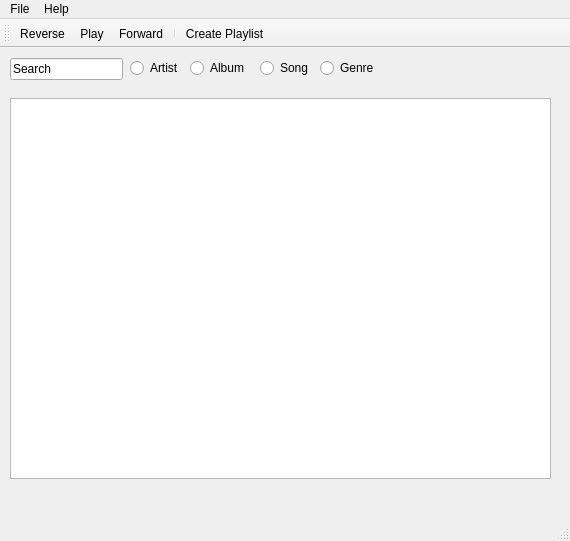
Above: musicDatabase/mainwindow.ui from cole1717/MusicDatabase before the change. Below: the same form after it.
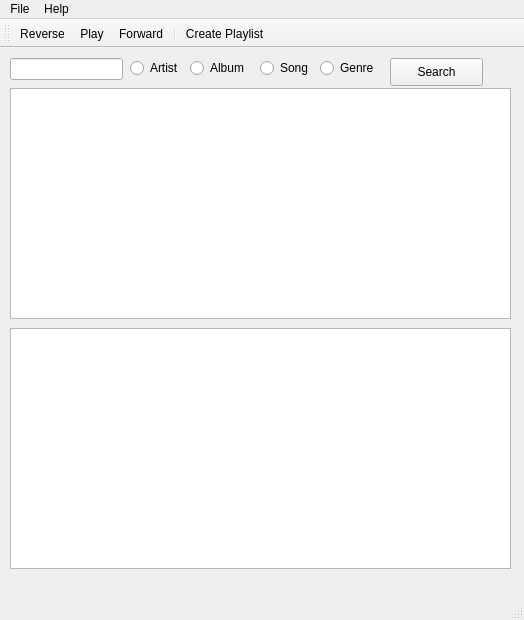
That is the form after the change. Icons and pictures are not drawn.

Diff of the .ui file:
```diff
--- a/musicDatabase/mainwindow.ui
+++ b/musicDatabase/mainwindow.ui
@@ -6,8 +6,8 @@
    <rect>
     <x>0</x>
     <y>0</y>
-    <width>570</width>
-    <height>541</height>
+    <width>524</width>
+    <height>620</height>
    </rect>
   </property>
   <property name="windowTitle">
@@ -24,7 +24,7 @@
      </rect>
     </property>
     <property name="text">
-     <string>Search</string>
+     <string/>
     </property>
    </widget>
    <widget class="QRadioButton" name="radioButton">
@@ -79,13 +79,36 @@
      <string>Genre</string>
     </property>
    </widget>
-   <widget class="QTextEdit" name="textEdit">
+   <widget class="QPushButton" name="searchButton">
     <property name="geometry">
      <rect>
+      <x>390</x>
+      <y>10</y>
+      <width>93</width>
+      <height>28</height>
+     </rect>
+    </property>
+    <property name="text">
+     <string>Search</string>
+    </property>
+   </widget>
+   <widget class="QTableView" name="tableView">
+    <property name="geometry">
+     <rect>
       <x>10</x>
-      <y>50</y>
-      <width>541</width>
-      <height>381</height>
+      <y>40</y>
+      <width>501</width>
+      <height>231</height>
+     </rect>
+    </property>
+   </widget>
+   <widget class="QTableView" name="resultsView">
+    <property name="geometry">
+     <rect>
+      <x>10</x>
+      <y>280</y>
+      <width>501</width>
+      <height>241</height>
      </rect>
     </property>
    </widget>
@@ -95,7 +118,7 @@
     <rect>
      <x>0</x>
      <y>0</y>
-     <width>570</width>
+     <width>524</width>
      <height>26</height>
     </rect>
    </property>
@@ -128,7 +151,7 @@
     <enum>TopToolBarArea</enum>
    </attribute>
    <attribute name="toolBarBreak">
-    <bool>true</bool>
+    <bool>false</bool>
    </attribute>
    <addaction name="actionReverse"/>
    <addaction name="actionPlay"/>
```
Left out of the diff: 18 changed lines with no effect on the pictures.
